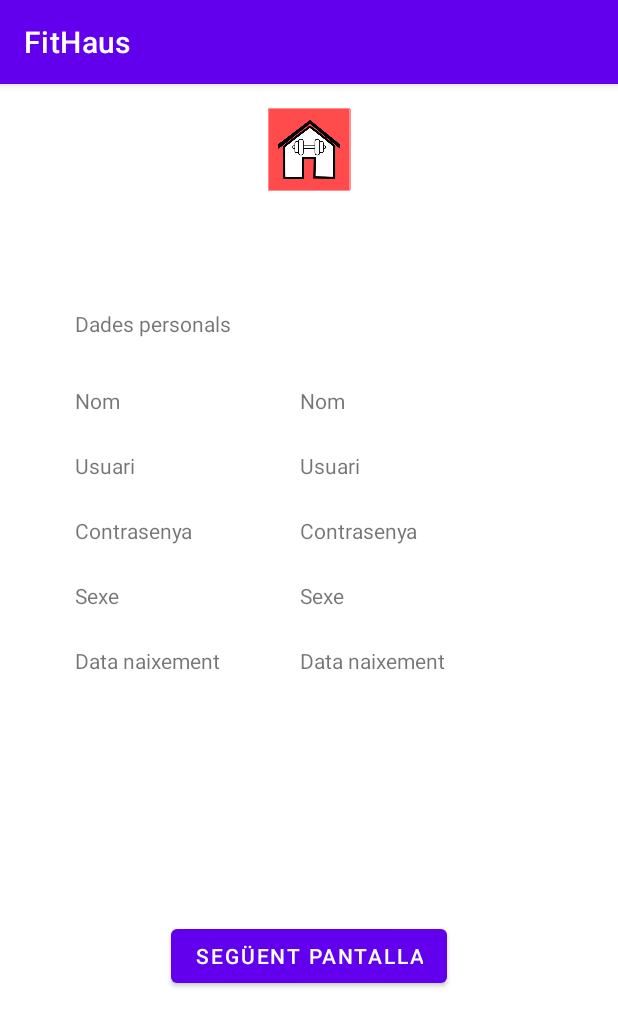
After one commit to sergiii24/PES_FitHaus, an Android app: the ConsultarPerfilActivity screen opened directly, with no data from a screen before it, on a phone screen of 412 x 824 dp. The commit adds this screen. Shown: the top 1027 px of the screen. Run offline under Robolectric (Android 15) with nearby library versions, the phone set to English and light mode, and no system bars.

Commit message:
Primera i segona pantalla

```diff
--- /dev/null
+++ b/app/src/main/java/cat/fib/fithaus/ConsultarPerfilActivity.kt
@@ -0,0 +1,11 @@
+package cat.fib.fithaus
+
+import androidx.appcompat.app.AppCompatActivity
+import android.os.Bundle
+
+class ConsultarPerfilActivity : AppCompatActivity() {
+    override fun onCreate(savedInstanceState: Bundle?) {
+        super.onCreate(savedInstanceState)
+        setContentView(R.layout.activity_consultar_perfil)
+    }
+}
--- /dev/null
+++ b/app/src/main/res/layout/activity_consultar_perfil.xml
@@ -0,0 +1,136 @@
+<?xml version="1.0" encoding="utf-8"?>
+<androidx.constraintlayout.widget.ConstraintLayout xmlns:android="http://schemas.android.com/apk/res/android"
+    xmlns:app="http://schemas.android.com/apk/res-auto"
+    xmlns:tools="http://schemas.android.com/tools"
+    android:layout_width="match_parent"
+    android:layout_height="match_parent"
+    tools:context=".ConsultarPerfilActivity">
+
+    <ImageView
+        android:id="@+id/Logo"
+        android:layout_width="100dp"
+        android:layout_height="55dp"
+        android:layout_marginTop="16dp"
+        android:contentDescription="@string/Logo"
+        app:layout_constraintEnd_toEndOf="parent"
+        app:layout_constraintStart_toStartOf="parent"
+        app:layout_constraintTop_toTopOf="parent"
+        app:srcCompat="@drawable/logo_fithaus" />
+
+    <TextView
+        android:id="@+id/DadesPersonals"
+        android:layout_width="wrap_content"
+        android:layout_height="wrap_content"
+        android:layout_marginStart="50dp"
+        android:layout_marginTop="150dp"
+        android:text="@string/DadesPersonals"
+        app:layout_constraintStart_toStartOf="parent"
+        app:layout_constraintTop_toTopOf="parent" />
+
+    <TextView
+        android:id="@+id/Sexe"
+        android:layout_width="wrap_content"
+        android:layout_height="wrap_content"
+        android:layout_marginTop="24dp"
+        android:text="@string/Sexe"
+        app:layout_constraintStart_toStartOf="@+id/Contrasenya"
+        app:layout_constraintTop_toBottomOf="@+id/Contrasenya" />
+
+    <TextView
+        android:id="@+id/Contrasenya"
+        android:layout_width="wrap_content"
+        android:layout_height="wrap_content"
+        android:layout_marginTop="24dp"
+        android:text="@string/Contrasenya"
+        app:layout_constraintStart_toStartOf="@+id/Usuari"
+        app:layout_constraintTop_toBottomOf="@+id/Usuari" />
+
+    <TextView
+        android:id="@+id/Usuari"
+        android:layout_width="wrap_content"
+        android:layout_height="wrap_content"
+        android:layout_marginTop="24dp"
+        android:text="@string/Usuari"
+        app:layout_constraintStart_toStartOf="@+id/Nom"
+        app:layout_constraintTop_toBottomOf="@+id/Nom" />
+
+    <TextView
+        android:id="@+id/Nom"
+        android:layout_width="wrap_content"
+        android:layout_height="wrap_content"
+        android:layout_marginTop="32dp"
+        android:text="@string/Nom"
+        app:layout_constraintStart_toStartOf="@+id/DadesPersonals"
+        app:layout_constraintTop_toBottomOf="@+id/DadesPersonals" />
+
+    <TextView
+        android:id="@+id/DataNaixement"
+        android:layout_width="wrap_content"
+        android:layout_height="wrap_content"
+        android:layout_marginTop="24dp"
+        android:text="@string/DataNaixement"
+        app:layout_constraintStart_toStartOf="@+id/Sexe"
+        app:layout_constraintTop_toBottomOf="@+id/Sexe" />
+
+    <TextView
+        android:id="@+id/Nom_bd"
+        android:layout_width="wrap_content"
+        android:layout_height="wrap_content"
+        android:layout_marginStart="150dp"
+        android:text="@string/Nom"
+        app:layout_constraintStart_toStartOf="@+id/Nom"
+        app:layout_constraintTop_toTopOf="@+id/Nom" />
+
+    <TextView
+        android:id="@+id/Usuari_bd"
+        android:layout_width="wrap_content"
+        android:layout_height="wrap_content"
+        android:layout_marginTop="24dp"
+        android:text="@string/Usuari"
+        app:layout_constraintStart_toEndOf="@+id/Usuari"
+        app:layout_constraintStart_toStartOf="@+id/Nom_bd"
+        app:layout_constraintTop_toBottomOf="@+id/Nom_bd" />
+
+    <TextView
+        android:id="@+id/Contrasenya_bd"
+        android:layout_width="wrap_content"
+        android:layout_height="wrap_content"
+        android:layout_marginTop="24dp"
+        android:text="@string/Contrasenya"
+        app:layout_constraintStart_toEndOf="@+id/Contrasenya"
+        app:layout_constraintStart_toStartOf="@+id/Usuari_bd"
+        app:layout_constraintTop_toBottomOf="@+id/Usuari_bd" />
+
+    <TextView
+        android:id="@+id/Sexe_bd"
+        android:layout_width="wrap_content"
+        android:layout_height="wrap_content"
+        android:layout_marginTop="24dp"
+        android:text="@string/Sexe"
+        app:layout_constraintStart_toEndOf="@+id/Sexe"
+        app:layout_constraintStart_toStartOf="@+id/Contrasenya_bd"
+        app:layout_constraintTop_toBottomOf="@+id/Contrasenya_bd" />
+
+    <TextView
+        android:id="@+id/DataNaixement_bd"
+        android:layout_width="wrap_content"
+        android:layout_height="wrap_content"
+        android:layout_marginTop="24dp"
+        android:text="@string/DataNaixement"
+        app:layout_constraintStart_toEndOf="@+id/DataNaixement"
+        app:layout_constraintStart_toStartOf="@+id/Sexe_bd"
+        app:layout_constraintTop_toBottomOf="@+id/Sexe_bd" />
+
+    <Button
+        android:id="@+id/button"
+        android:layout_width="wrap_content"
+        android:layout_height="wrap_content"
+        android:layout_marginTop="16dp"
+        android:layout_marginBottom="16dp"
+        android:text="@string/SegüentPantalla"
+        app:layout_constraintBottom_toBottomOf="parent"
+        app:layout_constraintEnd_toEndOf="parent"
+        app:layout_constraintStart_toStartOf="parent"
+        app:layout_constraintTop_toBottomOf="@+id/DataNaixement_bd" />
+
+</androidx.constraintlayout.widget.ConstraintLayout>
--- a/app/src/main/res/values/dimens.xml
+++ b/app/src/main/res/values/dimens.xml
@@ -5,4 +5,6 @@
     <dimen name="nav_header_vertical_spacing">8dp</dimen>
     <dimen name="nav_header_height">176dp</dimen>
     <dimen name="fab_margin">16dp</dimen>
+    <dimen name="LogoAmplada">100</dimen>
+    <dimen name="LogoAltura">55</dimen>
 </resources>
--- a/app/src/main/res/values/strings.xml
+++ b/app/src/main/res/values/strings.xml
@@ -10,4 +10,19 @@
     <string name="menu_home">Home</string>
     <string name="menu_gallery">Gallery</string>
     <string name="menu_slideshow">Slideshow</string>
+    <string name="DadesPersonals">Dades personals</string>
+    <string name="Nom">Nom</string>
+    <string name="Usuari">Usuari</string>
+    <string name="Contrasenya">Contrasenya</string>
+    <string name="Sexe">Sexe</string>
+    <string name="DataNaixement">Data naixement</string>
+    <string name="Logo">Logo</string>
+    <string name="SegüentPantalla">Següent pantalla</string>
+    <string name="DadesEsportives">Dades esportives</string>
+    <string name="NumActivitats">Nº activitats fetes</string>
+    <string name="Assoliments">Assoliments</string>
+    <string name="Punts">Punts</string>
+    <string name="Nivell">Nivell</string>
+    <string name="Objectiu">Objectiu</string>
+    <string name="CategoriesInterès">Categories d\'interès</string>
 </resources>
```
Also changed, not shown: app/src/main/AndroidManifest.xml (+9 -4 lines), app/src/main/java/cat/fib/fithaus/ConsultarPerfil2Activity.kt (added, +11 -0 lines), app/src/main/res/layout/activity_consultar_perfil2.xml (added, +150 -0 lines), app/src/main/res/drawable/logo_fithaus.jpg (added).
